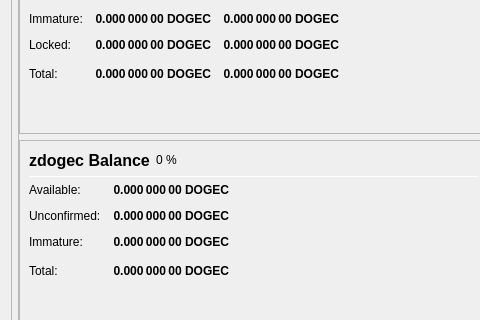
Qt form src/qt/forms/overviewpage.ui (dogecash/dogecash-old) before a commit; both pictures show x 0 to 480 and y 438 to 758 of the 978 by 841 pixel window.
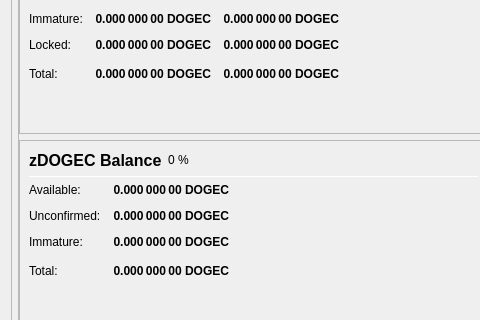
The same form after that commit.

Diff of the .ui file:
```diff
--- a/src/qt/forms/overviewpage.ui
+++ b/src/qt/forms/overviewpage.ui
@@ -852,7 +852,7 @@
                           </font>
                          </property>
                          <property name="text">
-                          <string>zdogec Balance</string>
+                          <string>zDOGEC Balance</string>
                          </property>
                         </widget>
                        </item>
```
Left out of the diff: 18 changed lines with no effect on the pictures.
